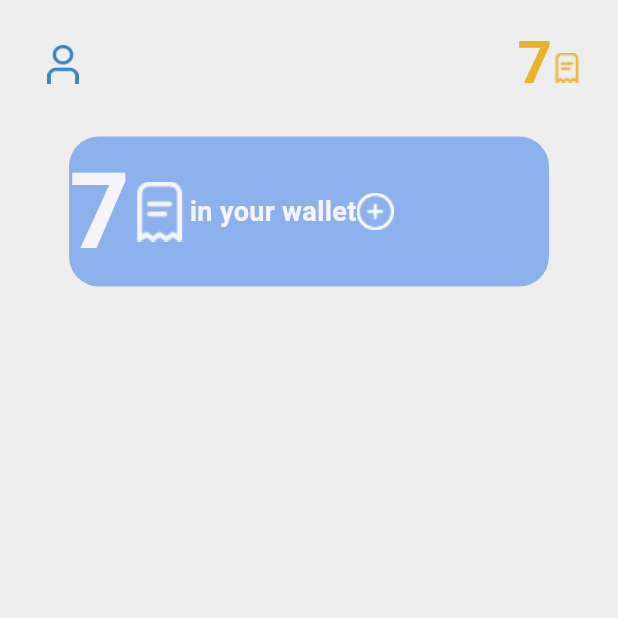
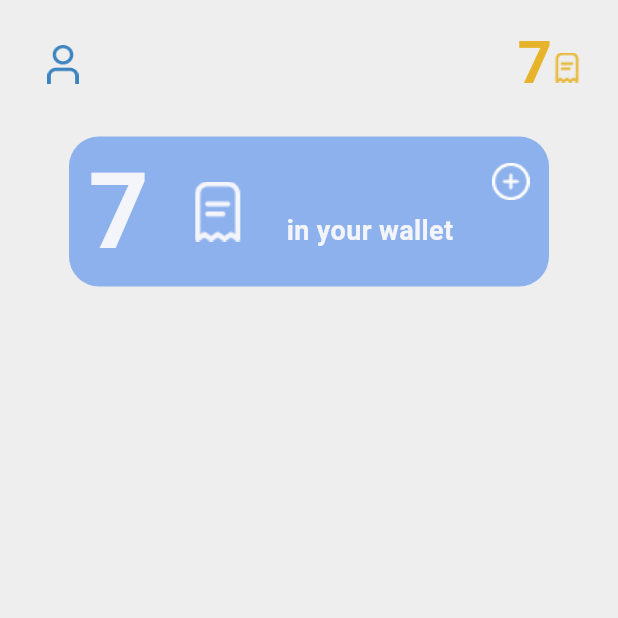
Before and after one commit to aymanabid10/jeiproject, a Flutter app: the screen it shows after launch, on a phone screen of 412 x 824 dp, the top half of it. Run offline on Flutter 3.47's test engine with Material 3 defaults, Android fonts, the phone set to English and light mode, and no system bars; Roboto replaces fonts that are missing (Montserrat).

Commit message:
updated AddTickets aligns

```diff
--- a/lib/elements/addTickets.dart
+++ b/lib/elements/addTickets.dart
@@ -21,6 +21,7 @@ class _AddTicketToWalletState extends State<AddTicketToWallet> {
             ),
         ),
         child: Row(
+          mainAxisAlignment: MainAxisAlignment.spaceAround,
           children: [
             Text(
                 walletTickets.toString(),
@@ -39,8 +40,9 @@ class _AddTicketToWalletState extends State<AddTicketToWallet> {
               height: 40,
               width: 40,
             ),
-
-            const Text(
+            const Padding(
+              padding: EdgeInsets.only(top: 25),
+              child: Text(
                 'in your wallet',
                 textAlign: TextAlign.right,
                 style: TextStyle(
@@ -51,8 +53,12 @@ class _AddTicketToWalletState extends State<AddTicketToWallet> {
                   height: 0,
                 ),
               ),
-          Image.asset(
+            ),
+            Padding(
+              padding: const EdgeInsets.only(bottom: 40),
+              child: Image.asset(
                 "lib/images/addButton.png",
+              ),
             ),
 
           ]
```
Lines whose indentation alone changed are shown as unchanged.
